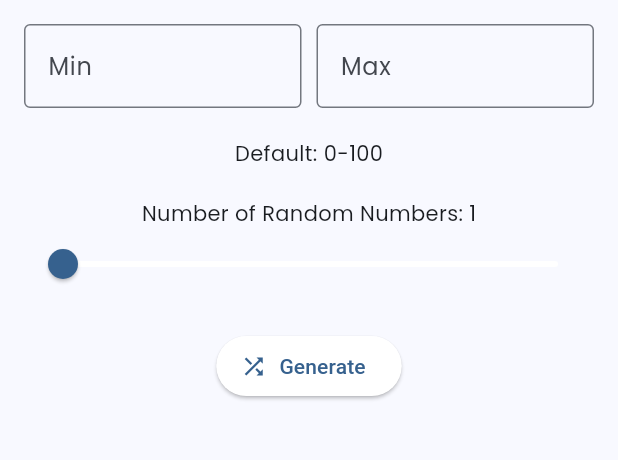
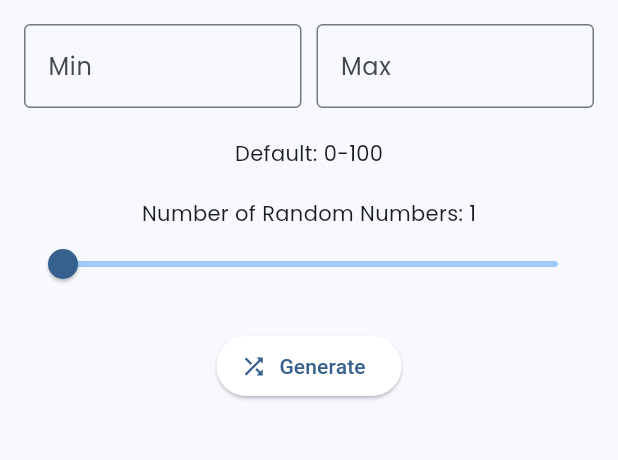
Before and after one commit to EricZeller/flutter_randy, a Flutter app: the screen it shows after launch, on a phone screen of 412 x 824 dp, the part 84-544 px from its top. Run offline on Flutter 3.47's test engine with Material 3 defaults, Android fonts, the light colour scheme and no system bars; drawn by our look-alikes of dynamic_color.

Commit message:
slider color fix

```diff
--- a/lib/main.dart
+++ b/lib/main.dart
@@ -124,7 +124,7 @@ class _RandomNumberGeneratorScreenState
             const SizedBox(height: 20),
             Text('Number of Random Numbers: $_numOfRandomNumbers'),
             Slider(
-              inactiveColor: Theme.of(context).colorScheme.onSecondary,
+              inactiveColor: Theme.of(context).colorScheme.inversePrimary,
               value: _numOfRandomNumbers.toDouble(),
               min: 1,
               max: 100,
```
